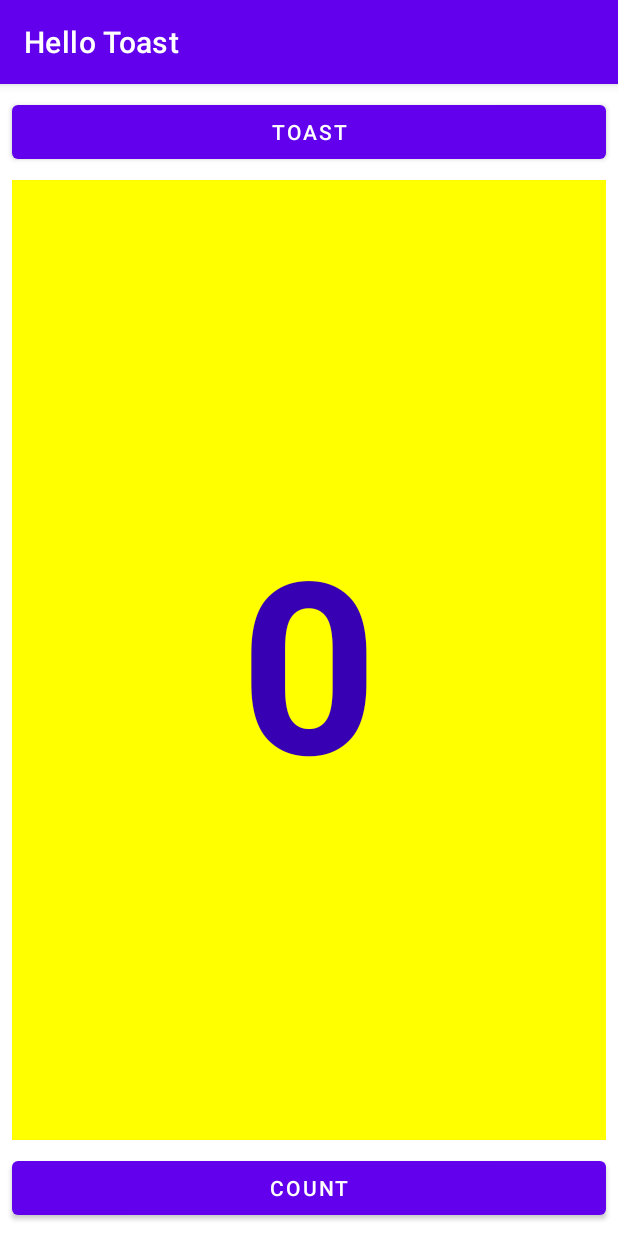
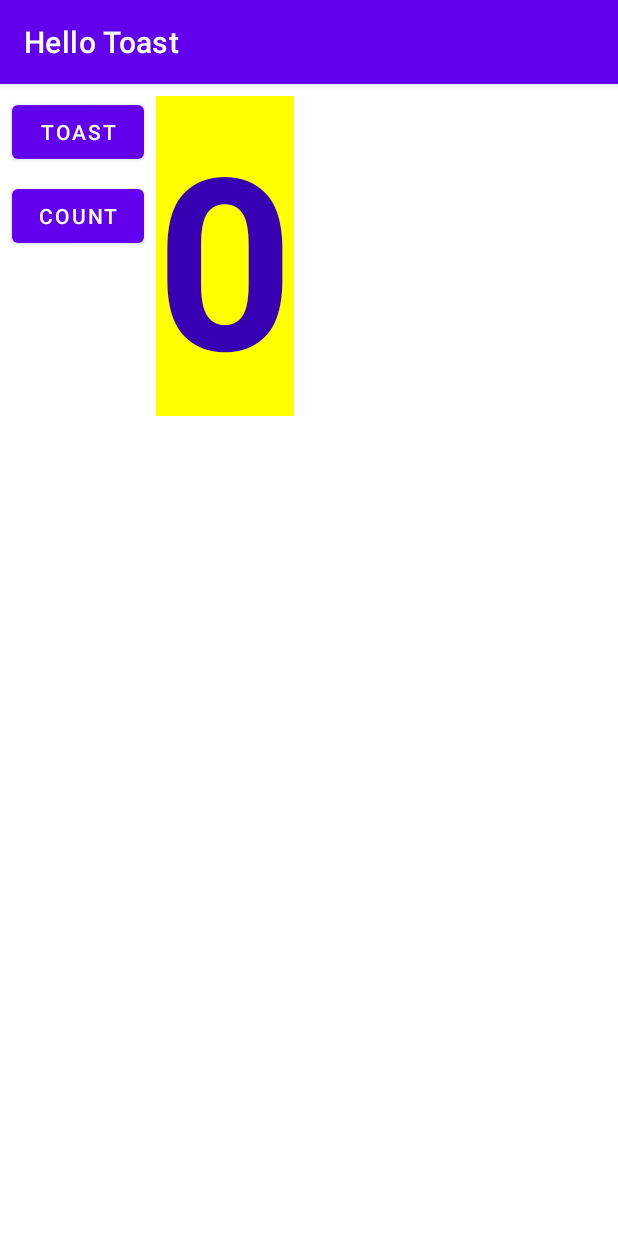
Before and after one commit to cayekple/Hello-Toast, an Android app: the screen it shows after launch (MainActivity), on a phone screen of 412 x 824 dp. Run offline under Robolectric (Android 15) with nearby library versions, the phone set to English and light mode, and no system bars.

Commit message:
HelloToastChallenge app completed

```diff
--- a/app/src/main/res/layout/activity_main.xml
+++ b/app/src/main/res/layout/activity_main.xml
@@ -12,34 +12,28 @@
         android:layout_height="wrap_content"
         android:layout_marginStart="8dp"
         android:layout_marginTop="8dp"
-        android:layout_marginEnd="8dp"
+        android:onClick="showToast"
         android:text="@string/button_label_toast"
-        app:layout_constraintEnd_toEndOf="parent"
         app:layout_constraintStart_toStartOf="parent"
-        app:layout_constraintTop_toTopOf="parent"
-        android:onClick="showToast" />
+        app:layout_constraintTop_toTopOf="parent" />
 
     <Button
         android:id="@+id/button_count"
         android:layout_width="0dp"
         android:layout_height="wrap_content"
         android:layout_marginStart="8dp"
-        android:layout_marginEnd="8dp"
-        android:layout_marginBottom="8dp"
+        android:layout_marginTop="8dp"
+        android:onClick="countUp"
         android:text="@string/button_label_count"
-        app:layout_constraintBottom_toBottomOf="parent"
-        app:layout_constraintEnd_toEndOf="parent"
         app:layout_constraintStart_toStartOf="parent"
-        android:onClick="countUp" />
+        app:layout_constraintTop_toBottomOf="@+id/button_toast" />
 
     <TextView
         android:id="@+id/show_count"
-        android:layout_width="0dp"
-        android:layout_height="0dp"
+        android:layout_width="wrap_content"
+        android:layout_height="wrap_content"
         android:layout_marginStart="8dp"
         android:layout_marginTop="8dp"
-        android:layout_marginEnd="8dp"
-        android:layout_marginBottom="8dp"
         android:background="#FFFF00"
         android:gravity="center_vertical"
         android:text="@string/count_initial_value"
@@ -47,8 +41,6 @@
         android:textColor="@color/purple_700"
         android:textSize="160sp"
         android:textStyle="bold"
-        app:layout_constraintBottom_toTopOf="@+id/button_count"
-        app:layout_constraintEnd_toEndOf="parent"
-        app:layout_constraintStart_toStartOf="parent"
-        app:layout_constraintTop_toBottomOf="@+id/button_toast" />
+        app:layout_constraintStart_toEndOf="@+id/button_toast"
+        app:layout_constraintTop_toTopOf="parent" />
 </androidx.constraintlayout.widget.ConstraintLayout>
```
